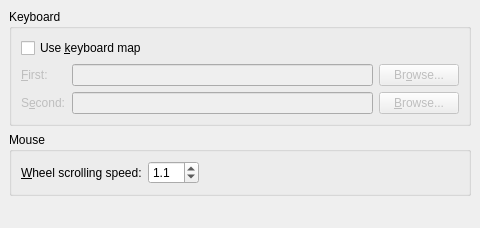
cburschka/lyx, file src/frontends/qt4/ui/PrefInputUi.ui: the form before one commit.
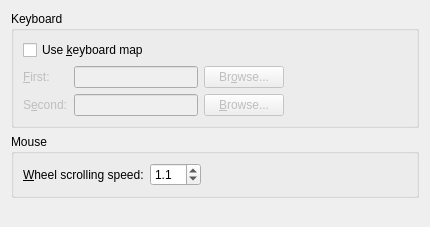
The form after the commit.

The edit to the form file:
```diff
--- a/src/frontends/qt4/ui/PrefInputUi.ui
+++ b/src/frontends/qt4/ui/PrefInputUi.ui
@@ -1,27 +1,21 @@
 <ui version="4.0" >
  <class>PrefInputUi</class>
- <widget class="QWidget" name="PrefInputUi" >
-  <property name="geometry" >
+ <widget class="QWidget" name="PrefInputUi">
+  <property name="geometry">
    <rect>
     <x>0</x>
     <y>0</y>
-    <width>480</width>
-    <height>228</height>
+    <width>426</width>
+    <height>227</height>
    </rect>
   </property>
   <property name="windowTitle" >
    <string/>
   </property>
-  <layout class="QVBoxLayout" >
-   <property name="margin" >
-    <number>9</number>
-   </property>
-   <property name="spacing" >
-    <number>6</number>
-   </property>
+  <layout class="QVBoxLayout" name="verticalLayout">
    <item>
-    <widget class="QGroupBox" name="keyboardGB" >
-     <property name="title" >
+    <widget class="QGroupBox" name="keyboardGB">
+     <property name="title">
       <string>Keyboard</string>
      </property>
      <property name="alignment" >
@@ -30,16 +24,10 @@
      <property name="flat" >
       <bool>true</bool>
      </property>
-     <layout class="QGridLayout" >
-      <property name="margin" >
-       <number>9</number>
-      </property>
-      <property name="spacing" >
-       <number>6</number>
-      </property>
-      <item row="0" column="0" colspan="3" >
-       <widget class="QCheckBox" name="keymapCB" >
-        <property name="text" >
+     <layout class="QGridLayout" name="gridLayout">
+      <item row="0" column="0" colspan="2">
+       <widget class="QCheckBox" name="keymapCB">
+        <property name="text">
          <string>Use &amp;keyboard map</string>
         </property>
         <property name="checked" >
@@ -47,9 +35,9 @@
         </property>
        </widget>
       </item>
-      <item row="1" column="0" >
-       <widget class="QLabel" name="firstKeymapLA" >
-        <property name="enabled" >
+      <item row="1" column="0">
+       <widget class="QLabel" name="firstKeymapLA">
+        <property name="enabled">
          <bool>false</bool>
         </property>
         <property name="text" >
@@ -60,16 +48,16 @@
         </property>
        </widget>
       </item>
-      <item row="1" column="1" >
-       <widget class="QLineEdit" name="firstKeymapED" >
-        <property name="enabled" >
+      <item row="1" column="1">
+       <widget class="QLineEdit" name="firstKeymapED">
+        <property name="enabled">
          <bool>false</bool>
         </property>
        </widget>
       </item>
-      <item row="1" column="2" >
-       <widget class="QPushButton" name="firstKeymapPB" >
-        <property name="enabled" >
+      <item row="1" column="2">
+       <widget class="QPushButton" name="firstKeymapPB">
+        <property name="enabled">
          <bool>false</bool>
         </property>
         <property name="text" >
@@ -80,9 +68,22 @@
         </property>
        </widget>
       </item>
-      <item row="2" column="0" >
-       <widget class="QLabel" name="secondKeymapLA" >
-        <property name="enabled" >
+      <item row="1" column="3" rowspan="2">
+       <spacer name="horizontalSpacer">
+        <property name="orientation">
+         <enum>Qt::Horizontal</enum>
+        </property>
+        <property name="sizeHint" stdset="0">
+         <size>
+          <width>120</width>
+          <height>20</height>
+         </size>
+        </property>
+       </spacer>
+      </item>
+      <item row="2" column="0">
+       <widget class="QLabel" name="secondKeymapLA">
+        <property name="enabled">
          <bool>false</bool>
         </property>
         <property name="text" >
@@ -93,16 +94,16 @@
         </property>
        </widget>
       </item>
-      <item row="2" column="1" >
-       <widget class="QLineEdit" name="secondKeymapED" >
-        <property name="enabled" >
+      <item row="2" column="1">
+       <widget class="QLineEdit" name="secondKeymapED">
+        <property name="enabled">
          <bool>false</bool>
         </property>
        </widget>
       </item>
-      <item row="2" column="2" >
-       <widget class="QPushButton" name="secondKeymapPB" >
-        <property name="enabled" >
+      <item row="2" column="2">
+       <widget class="QPushButton" name="secondKeymapPB">
+        <property name="enabled">
          <bool>false</bool>
         </property>
         <property name="text" >
@@ -117,8 +118,8 @@
     </widget>
    </item>
    <item>
-    <widget class="QGroupBox" name="mouseGB" >
-     <property name="title" >
+    <widget class="QGroupBox" name="mouseGB">
+     <property name="title">
       <string>Mouse</string>
      </property>
      <property name="alignment" >
@@ -127,16 +128,10 @@
      <property name="flat" >
       <bool>true</bool>
      </property>
-     <layout class="QGridLayout" >
-      <property name="margin" >
-       <number>9</number>
-      </property>
-      <property name="spacing" >
-       <number>6</number>
-      </property>
-      <item row="0" column="0" >
-       <widget class="QLabel" name="scrollingSpeedLA" >
-        <property name="text" >
+     <layout class="QHBoxLayout" name="horizontalLayout">
+      <item>
+       <widget class="QLabel" name="scrollingSpeedLA">
+        <property name="text">
          <string>&amp;Wheel scrolling speed:</string>
         </property>
         <property name="buddy" >
@@ -144,15 +139,18 @@
         </property>
        </widget>
       </item>
-      <item row="0" column="1" >
-       <widget class="QDoubleSpinBox" name="mouseWheelSpeedSB" >
-        <property name="toolTip" >
+      <item>
+       <widget class="QDoubleSpinBox" name="mouseWheelSpeedSB">
+        <property name="toolTip">
          <string>1.0 is the standard scrolling speed with the mouse wheel. Higher values will speed it up, low values slow it down.</string>
         </property>
         <property name="decimals" >
          <number>1</number>
         </property>
-        <property name="maximum" >
+        <property name="minimum">
+         <double>0.100000000000000</double>
+        </property>
+        <property name="maximum">
          <double>10.000000000000000</double>
         </property>
         <property name="minimum" >
@@ -166,7 +164,7 @@
         </property>
        </widget>
       </item>
-      <item row="0" column="2" >
+      <item>
        <spacer>
         <property name="orientation" >
          <enum>Qt::Horizontal</enum>
```
Left out of the diff: 53 changed lines with no effect on the pictures.
